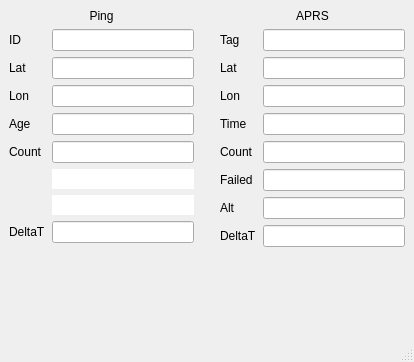
Old version of the form TrackerFinder/Python/TrackerFinder/TrackerFinderMainWindow.ui in the repository MisterMartin/TrackerFinder.
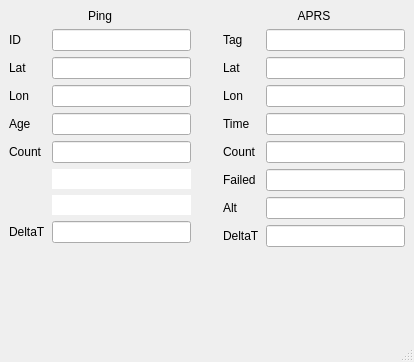
New version of the form.

The edit to the form file:
```diff
--- a/TrackerFinder/Python/TrackerFinder/TrackerFinderMainWindow.ui
+++ b/TrackerFinder/Python/TrackerFinder/TrackerFinderMainWindow.ui
@@ -159,14 +159,14 @@
     <item>
      <widget class="QLabel" name="label_17">
       <property name="text">
-       <string> </string>
+       <string/>
       </property>
      </widget>
     </item>
     <item>
      <widget class="QLabel" name="label_18">
       <property name="text">
-       <string> </string>
+       <string/>
       </property>
      </widget>
     </item>
```
Left out of the diff: 2 changed lines with no effect on the pictures.
